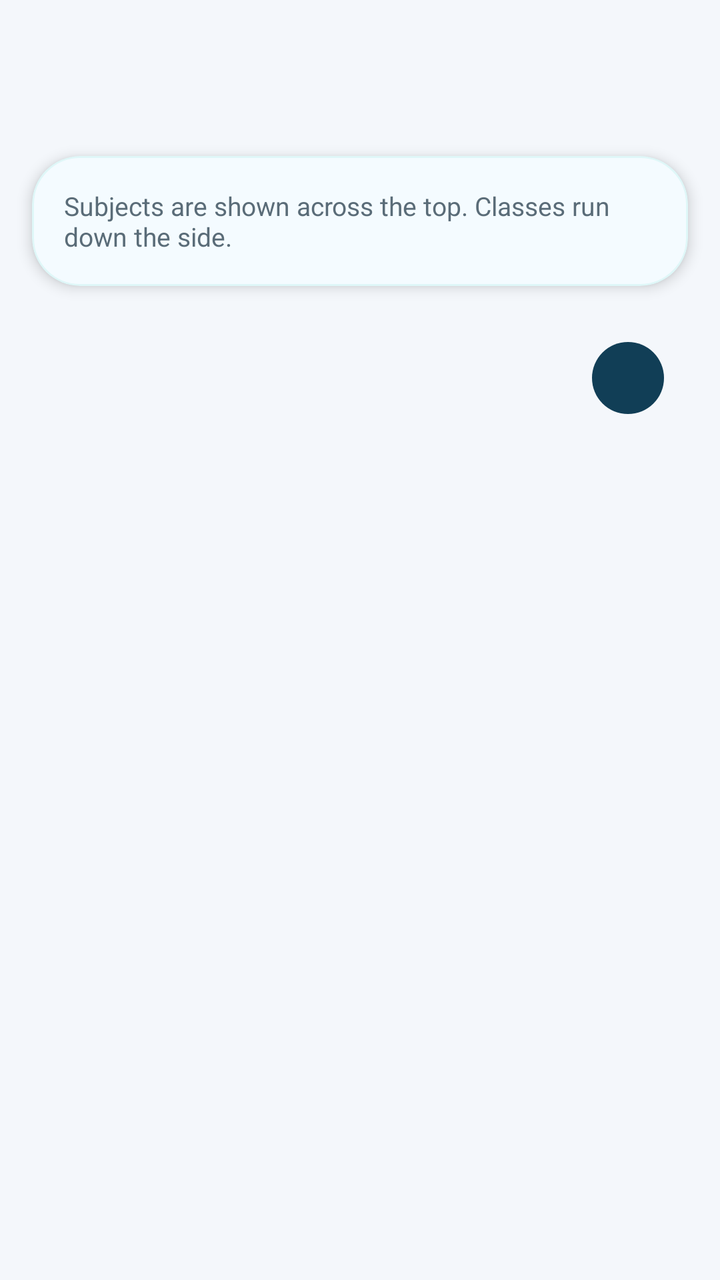
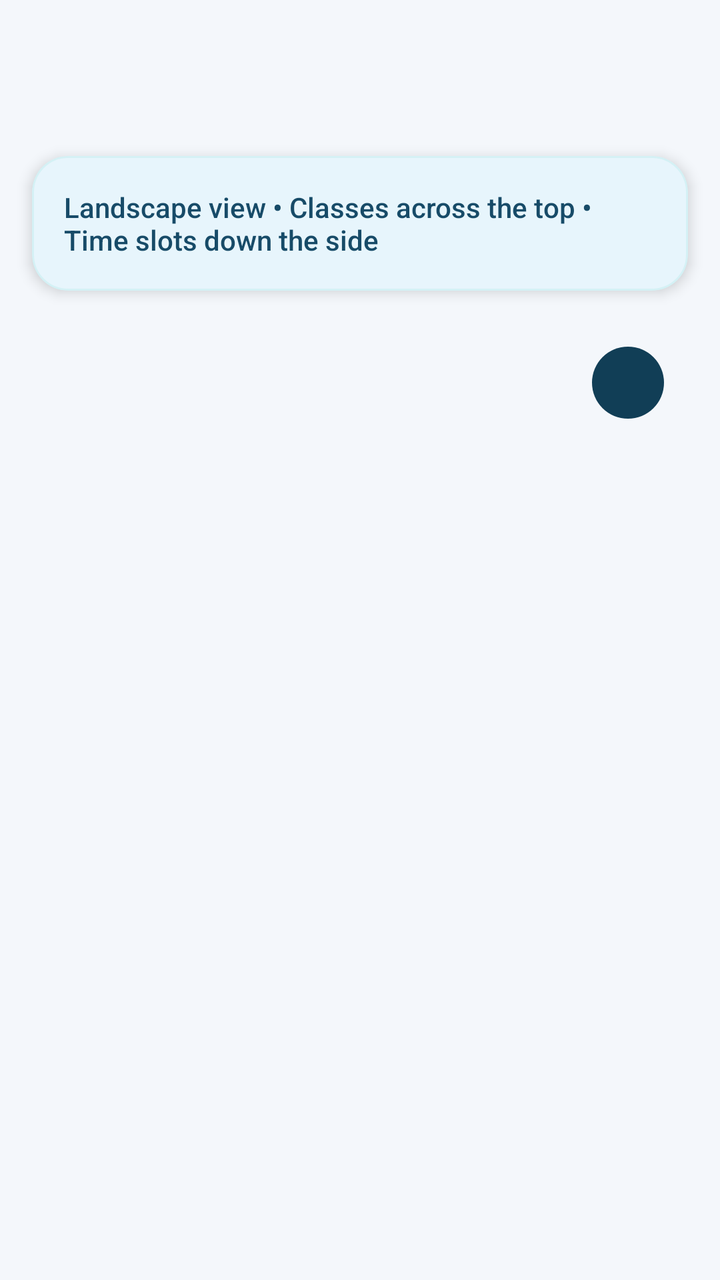

Screens rendered from an Android XML layout before and after an edit, with the pre-edit source and the edit as a unified diff.
<!-- AndroidManifest.xml: application theme Theme.SchoolMS -->
<!-- res/layout/activity_timetable.xml -->
<?xml version="1.0" encoding="utf-8"?>
<LinearLayout xmlns:android="http://schemas.android.com/apk/res/android"
    xmlns:app="http://schemas.android.com/apk/res-auto"
    android:layout_width="match_parent"
    android:layout_height="match_parent"
    android:background="@color/surface"
    android:orientation="vertical">

    <com.google.android.material.appbar.MaterialToolbar
        android:id="@+id/toolbar"
        android:layout_width="match_parent"
        android:layout_height="wrap_content"
        android:backgroundTint="@color/brand_primary"
        android:title="@string/timetable_title"
        android:titleTextColor="@android:color/white" />

    <com.google.android.material.card.MaterialCardView
        android:layout_width="match_parent"
        android:layout_height="wrap_content"
        android:layout_marginStart="16dp"
        android:layout_marginTop="14dp"
        android:layout_marginEnd="16dp"
        app:cardBackgroundColor="#F4FBFF"
        app:cardCornerRadius="24dp"
        app:cardElevation="4dp"
        app:strokeColor="#1F4FD1C5"
        app:strokeWidth="1dp">

        <LinearLayout
            android:layout_width="match_parent"
            android:layout_height="wrap_content"
            android:orientation="vertical"
            android:padding="16dp">

            <TextView
                android:layout_width="match_parent"
                android:layout_height="wrap_content"
                android:text="Subjects are shown across the top. Classes run down the side."
                android:textColor="@color/text_secondary"
                android:textSize="13sp" />
        </LinearLayout>
    </com.google.android.material.card.MaterialCardView>

    <com.google.android.material.button.MaterialButton
        android:id="@+id/addTimetableButton"
        style="@style/Widget.Material3.Button.OutlinedButton"
        android:layout_width="match_parent"
        android:layout_height="wrap_content"
        android:layout_marginStart="16dp"
        android:layout_marginTop="12dp"
        android:layout_marginEnd="16dp"
        android:text="Add slot"
        android:visibility="gone" />

    <LinearLayout
        android:id="@+id/adminActionsContainer"
        android:layout_width="match_parent"
        android:layout_height="wrap_content"
        android:layout_marginStart="16dp"
        android:layout_marginTop="10dp"
        android:layout_marginEnd="16dp"
        android:orientation="vertical"
        android:visibility="gone">

        <LinearLayout
            android:layout_width="match_parent"
            android:layout_height="wrap_content"
            android:orientation="horizontal">

            <com.google.android.material.button.MaterialButton
                android:id="@+id/addClassButton"
                style="@style/Widget.Material3.Button.OutlinedButton"
                android:layout_width="0dp"
                android:layout_height="wrap_content"
                android:layout_weight="1"
                android:text="Add class" />

            <com.google.android.material.button.MaterialButton
                android:id="@+id/removeClassButton"
                style="@style/Widget.Material3.Button.OutlinedButton"
                android:layout_width="0dp"
                android:layout_height="wrap_content"
                android:layout_marginStart="8dp"
                android:layout_weight="1"
                android:text="Remove class" />
        </LinearLayout>

        <LinearLayout
            android:layout_width="match_parent"
            android:layout_height="wrap_content"
            android:layout_marginTop="8dp"
            android:orientation="horizontal">

            <com.google.android.material.button.MaterialButton
                android:id="@+id/addSubjectButton"
                style="@style/Widget.Material3.Button.OutlinedButton"
                android:layout_width="0dp"
                android:layout_height="wrap_content"
                android:layout_weight="1"
                android:text="Add subject" />

            <com.google.android.material.button.MaterialButton
                android:id="@+id/removeSubjectButton"
                style="@style/Widget.Material3.Button.OutlinedButton"
                android:layout_width="0dp"
                android:layout_height="wrap_content"
                android:layout_marginStart="8dp"
                android:layout_weight="1"
                android:text="Remove subject" />
        </LinearLayout>

        <LinearLayout
            android:layout_width="match_parent"
            android:layout_height="wrap_content"
            android:layout_marginTop="8dp"
            android:orientation="horizontal">

            <com.google.android.material.button.MaterialButton
                android:id="@+id/addTimeButton"
                style="@style/Widget.Material3.Button.OutlinedButton"
                android:layout_width="0dp"
                android:layout_height="wrap_content"
                android:layout_weight="1"
                android:text="Add time" />

            <com.google.android.material.button.MaterialButton
                android:id="@+id/removeTimeButton"
                style="@style/Widget.Material3.Button.OutlinedButton"
                android:layout_width="0dp"
                android:layout_height="wrap_content"
                android:layout_marginStart="8dp"
                android:layout_weight="1"
                android:text="Remove time" />
        </LinearLayout>

        <LinearLayout
            android:layout_width="match_parent"
            android:layout_height="wrap_content"
            android:layout_marginTop="8dp"
            android:orientation="horizontal">

            <com.google.android.material.button.MaterialButton
                android:id="@+id/viewTeachersButton"
                style="@style/Widget.Material3.Button.OutlinedButton"
                android:layout_width="0dp"
                android:layout_height="wrap_content"
                android:layout_weight="1"
                android:text="Teachers" />

            <com.google.android.material.button.MaterialButton
                android:id="@+id/viewStudentsButton"
                style="@style/Widget.Material3.Button.OutlinedButton"
                android:layout_width="0dp"
                android:layout_height="wrap_content"
                android:layout_marginStart="8dp"
                android:layout_weight="1"
                android:text="Students" />
        </LinearLayout>
    </LinearLayout>

    <TextView
        android:id="@+id/emptyStateText"
        android:layout_width="match_parent"
        android:layout_height="wrap_content"
        android:layout_marginStart="20dp"
        android:layout_marginTop="14dp"
        android:layout_marginEnd="20dp"
        android:text="No timetable slots yet."
        android:textColor="@color/text_secondary"
        android:textSize="14sp"
        android:visibility="gone" />

    <FrameLayout
        android:layout_width="match_parent"
        android:layout_height="0dp"
        android:layout_weight="1"
        android:padding="16dp">

        <androidx.core.widget.NestedScrollView
            android:layout_width="match_parent"
            android:layout_height="match_parent"
            android:fillViewport="true">

            <HorizontalScrollView
                android:layout_width="wrap_content"
                android:layout_height="wrap_content"
                android:scrollbars="none">

                <TableLayout
                    android:id="@+id/timetableTable"
                    android:layout_width="wrap_content"
                    android:layout_height="wrap_content"
                    android:stretchColumns="*" />
            </HorizontalScrollView>
        </androidx.core.widget.NestedScrollView>

        <com.google.android.material.button.MaterialButton
            android:id="@+id/rotateTimetableButton"
            style="@style/Widget.Material3.Button.IconButton"
            android:layout_width="44dp"
            android:layout_height="44dp"
            android:layout_gravity="top|end"
            android:layout_marginTop="8dp"
            android:layout_marginEnd="8dp"
            android:contentDescription="Rotate timetable"
            app:icon="@android:drawable/ic_popup_sync"
            app:iconPadding="0dp"
            app:iconSize="22dp"
            app:backgroundTint="@color/brand_primary"
            app:tint="@android:color/white" />
    </FrameLayout>
</LinearLayout>
<!-- resources referenced by this layout -->
<resources>
  <color name="brand_primary">#113E56</color>
  <color name="surface">#F4F7FB</color>
  <color name="text_secondary">#5A6C78</color>
  <string name="timetable_title">Timetable</string>
  <style name="Theme.SchoolMS" parent="Theme.Material3.Light.NoActionBar">
          <item name="colorPrimary">@color/brand_primary</item>
          <item name="colorOnPrimary">@android:color/white</item>
          <item name="colorSecondary">@color/brand_secondary</item>
          <item name="colorOnSecondary">@android:color/white</item>
          <item name="colorSurface">@color/surface</item>
          <item name="android:statusBarColor">@color/brand_primary</item>
          <item name="android:navigationBarColor">@color/surface</item>
          <item name="android:windowLightStatusBar" tools:targetApi="m">false</item>
          <item name="android:windowBackground">@drawable/bg_screen_canvas</item>
          <item name="materialCardViewStyle">@style/Widget.SchoolMS.Card</item>
          <item name="materialButtonStyle">@style/Widget.SchoolMS.Button</item>
      </style>
  <color name="brand_secondary">#E58A2C</color>
  <!-- drawable bg_screen_canvas (drawable) -->
  <?xml version="1.0" encoding="utf-8"?>
  <layer-list xmlns:android="http://schemas.android.com/apk/res/android">
      <item>
          <shape android:shape="rectangle">
              <gradient
                  android:angle="270"
                  android:endColor="#F3F7FB"
                  android:startColor="#FAFCFF" />
          </shape>
      </item>
      <item android:top="-220dp" android:right="-120dp">
          <shape android:shape="oval">
              <size
                  android:width="340dp"
                  android:height="340dp" />
              <solid android:color="#1622C7E8" />
          </shape>
      </item>
      <item android:left="-80dp" android:top="120dp">
          <shape android:shape="oval">
              <size
                  android:width="220dp"
                  android:height="220dp" />
              <solid android:color="#10E58A2C" />
          </shape>
      </item>
  </layer-list>
  <style name="Widget.SchoolMS.Card" parent="Widget.Material3.CardView.Elevated">
          <item name="cardCornerRadius">@dimen/radius_lg</item>
          <item name="cardElevation">2dp</item>
          <item name="strokeColor">@color/stroke_soft</item>
          <item name="strokeWidth">1dp</item>
          <item name="cardBackgroundColor">@color/surface_card</item>
      </style>
  <style name="Widget.SchoolMS.Button" parent="Widget.Material3.Button">
          <item name="android:minHeight">@dimen/button_height_primary</item>
          <item name="cornerRadius">18dp</item>
          <item name="android:textSize">14sp</item>
          <item name="android:textStyle">bold</item>
          <item name="android:paddingLeft">16dp</item>
          <item name="android:paddingRight">16dp</item>
          <item name="android:paddingTop">10dp</item>
          <item name="android:paddingBottom">10dp</item>
          <item name="android:insetTop">0dp</item>
          <item name="android:insetBottom">0dp</item>
          <item name="iconPadding">8dp</item>
          <item name="iconGravity">textStart</item>
          <item name="backgroundTint">@color/brand_primary</item>
      </style>
  <dimen name="radius_lg">24dp</dimen>
  <color name="stroke_soft">#D7E6EF</color>
  <color name="surface_card">#FCFEFF</color>
  <dimen name="button_height_primary">52dp</dimen>
</resources>

<!-- the commit's change to res/layout/activity_timetable.xml (unified diff, before → after) -->
@@ -20,8 +20,8 @@
         android:layout_marginStart="16dp"
         android:layout_marginTop="14dp"
         android:layout_marginEnd="16dp"
-        app:cardBackgroundColor="#F4FBFF"
-        app:cardCornerRadius="24dp"
+        app:cardBackgroundColor="#E7F5FC"
+        app:cardCornerRadius="18dp"
         app:cardElevation="4dp"
         app:strokeColor="#1F4FD1C5"
         app:strokeWidth="1dp">
@@ -35,9 +35,10 @@
             <TextView
                 android:layout_width="match_parent"
                 android:layout_height="wrap_content"
-                android:text="Subjects are shown across the top. Classes run down the side."
-                android:textColor="@color/text_secondary"
-                android:textSize="13sp" />
+                android:fontFamily="sans-serif-medium"
+                android:text="Landscape view • Classes across the top • Time slots down the side"
+                android:textColor="#174B68"
+                android:textSize="14sp" />
         </LinearLayout>
     </com.google.android.material.card.MaterialCardView>
 
@@ -182,6 +183,7 @@
             android:fillViewport="true">
 
             <HorizontalScrollView
+                android:id="@+id/timetableHorizontalScroll"
                 android:layout_width="wrap_content"
                 android:layout_height="wrap_content"
                 android:scrollbars="none">
